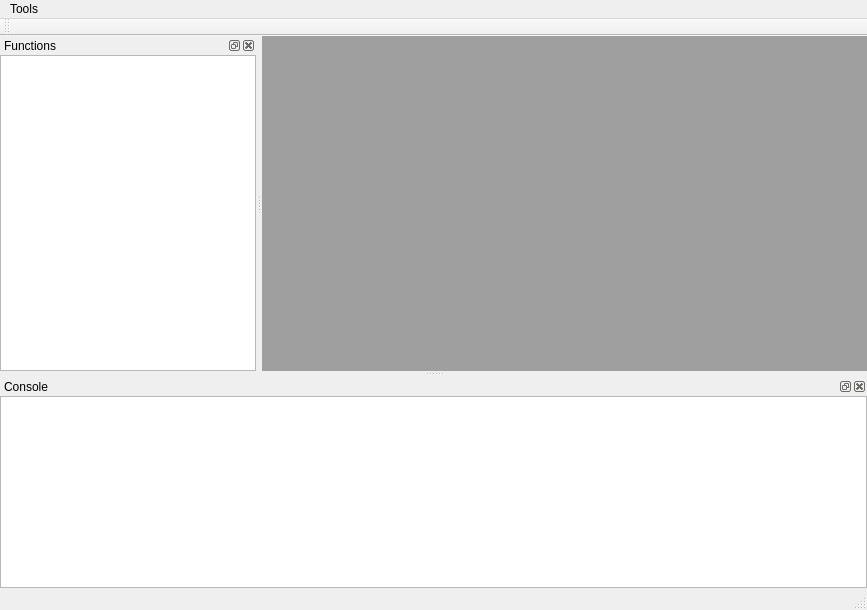
Before: the Qt Designer form inc/gui/ui/main_window.ui in CyclamenY/tcl_client, drawn with Qt 5.
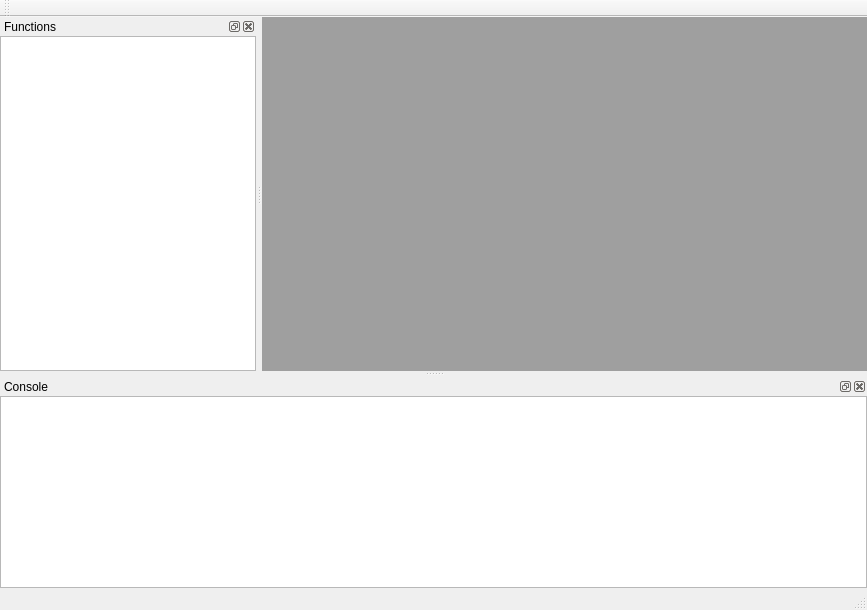
After: the same form once the commit is applied.

Patch:
```diff
--- a/inc/gui/ui/main_window.ui
+++ b/inc/gui/ui/main_window.ui
@@ -41,15 +41,9 @@
      <x>0</x>
      <y>0</y>
      <width>867</width>
-     <height>22</height>
+     <height>23</height>
     </rect>
    </property>
-   <widget class="QMenu" name="menuTools">
-    <property name="title">
-     <string>Tools</string>
-    </property>
-   </widget>
-   <addaction name="menuTools"/>
   </widget>
   <widget class="QToolBar" name="mainToolBar_">
    <attribute name="toolBarArea">
@@ -69,8 +63,8 @@
    </property>
    <property name="maximumSize">
     <size>
-     <width>555555</width>
-     <height>555555</height>
+     <width>524287</width>
+     <height>524287</height>
     </size>
    </property>
    <property name="windowTitle">
```
Left out of the diff: 4 changed lines with no effect on the pictures.
